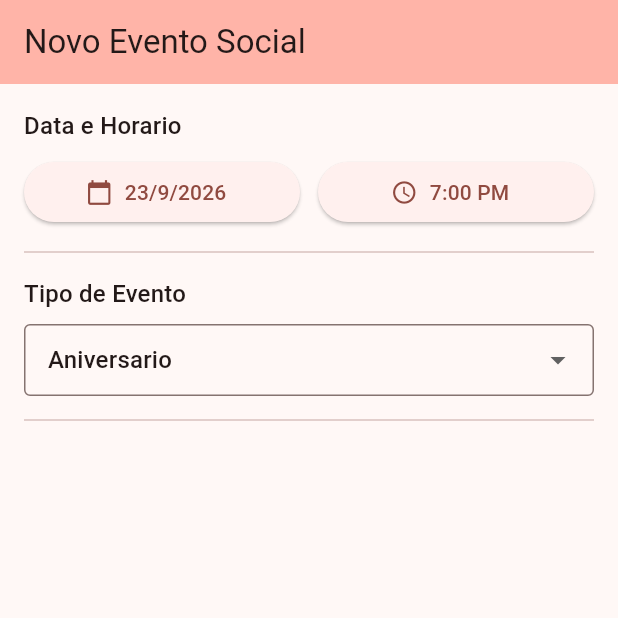
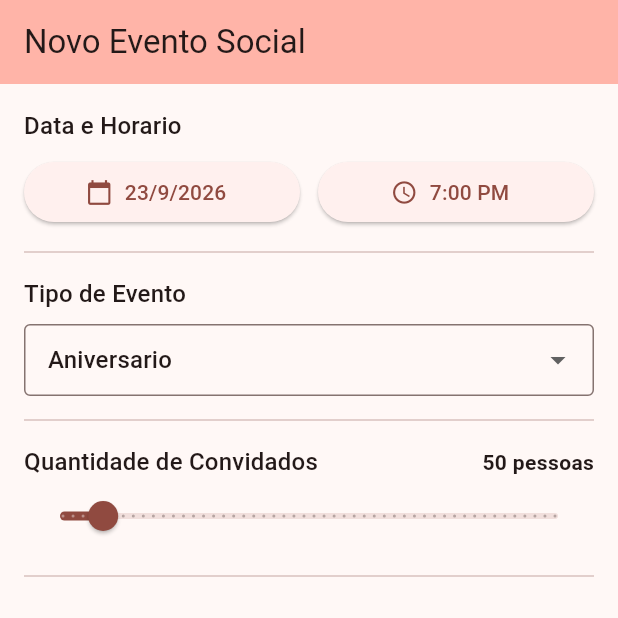
Before and after one commit to xjuuhhh/MaterialSelectionPack, a Flutter app: the screen it shows after launch, on a phone screen of 412 x 824 dp, the top half of it. Run offline on Flutter 3.47's test engine with Material 3 defaults, Android fonts, the phone set to English and light mode, and no system bars.

Commit message:
Implementado Slider em quantidade de convidados

```diff
--- a/lib/main.dart
+++ b/lib/main.dart
@@ -13,7 +13,9 @@
       title: "Agendamento de Evento",
       debugShowCheckedModeBanner: false,
       theme: ThemeData(
-        colorScheme: ColorScheme.fromSeed(seedColor: const Color.fromARGB(255, 252, 7, 7)),
+        colorScheme: ColorScheme.fromSeed(
+          seedColor: const Color.fromARGB(255, 252, 7, 7),
+        ),
         useMaterial3: true,
       ),
       // Aponta Home para Classe AgendamentoEventoTela
@@ -29,23 +31,23 @@
   State<AgendamentoEventoTela> createState() => _AgendamentoEventoTelaState();
 }
 
-
 class _AgendamentoEventoTelaState extends State<AgendamentoEventoTela> {
   //--- 1. Valores Padrão (para reset) ---
   static final DateTime _dataPadrao = DateTime.now();
-  static const TimeOfDay _horarioPadrao = TimeOfDay(hour: 19, minute:0);
+  static const TimeOfDay _horarioPadrao = TimeOfDay(hour: 19, minute: 0);
   static const String _tipoPadrao = 'Aniversario';
+  static const double _convidadosPadrao = 50.0;
 
   // ---2.Variaveis de Estado ---
   late DateTime _dataSelecionada;
   late TimeOfDay _horarioSelecionado;
   late String _tipoEventoSelecionado;
+  late double _quantidadeConvidados;
 
   @override
   void initState() {
     super.initState();
     _resetarValores();
-
   }
 
   void _resetarValores() {
@@ -53,7 +55,7 @@
       _dataSelecionada = _dataPadrao;
       _horarioSelecionado = _horarioPadrao;
       _tipoEventoSelecionado = _tipoPadrao;
-
+      _quantidadeConvidados = _convidadosPadrao;
     });
     print('[DEBUG] Formulario resetado para os valores padrao.');
   }
@@ -63,7 +65,7 @@
     print('        RESUMO DO AGENDAMENTO        ');
     print('=====================================');
     print(
-      'Data: ${_dataSelecionada.day}/${_dataSelecionada.month}/${_dataSelecionada.year}'
+      'Data: ${_dataSelecionada.day}/${_dataSelecionada.month}/${_dataSelecionada.year}',
     );
     print('Horário: ${_horarioSelecionado.format(context)}');
     print('Tipo de evento: $_tipoEventoSelecionado');
@@ -73,12 +75,11 @@
       const SnackBar(
         content: Text('Evento salvo com sucesso! Veja os logs no console.'),
       ),
-
     );
   }
 
   //---Funções Auxiliares para Pickers ---
-  Future<void> _selecionarData(BuildContext context) async{
+  Future<void> _selecionarData(BuildContext context) async {
     final DateTime? data = await showDatePicker(
       context: context,
       initialDate: _dataSelecionada,
@@ -93,7 +94,7 @@
     }
   }
 
-  Future<void> _selecionarHorario (BuildContext context) async{
+  Future<void> _selecionarHorario(BuildContext context) async {
     final TimeOfDay? horario = await showTimePicker(
       context: context,
       initialTime: _horarioSelecionado,
@@ -103,7 +104,7 @@
         _horarioSelecionado = horario;
       });
       print(
-          '[DEBUG - TimePicker] Horário selecionado: ${horario.format(context)}'
+        '[DEBUG - TimePicker] Horário selecionado: ${horario.format(context)}',
       );
     }
   }
@@ -117,7 +118,7 @@
       ),
       body: SingleChildScrollView(
         padding: const EdgeInsets.all(16.0),
-        child:Column(
+        child: Column(
           crossAxisAlignment: CrossAxisAlignment.start,
           children: [
             // --- 1. DatePicker & 2. TimePicker ---
@@ -140,14 +141,14 @@
                 const SizedBox(width: 12),
                 Expanded(
                   child: ElevatedButton.icon(
-                    icon:const Icon(Icons.access_time),
+                    icon: const Icon(Icons.access_time),
                     label: Text(_horarioSelecionado.format(context)),
                     onPressed: () => _selecionarHorario(context),
                   ),
                 ),
               ],
             ),
-              const Divider(height:32),
+            const Divider(height: 32),
 
             // --- 3. Menu (DropdownButton)
             Text(
@@ -162,10 +163,11 @@
                 contentPadding: EdgeInsets.symmetric(
                   horizontal: 12,
                   vertical: 8,
-                  )
                 ),
-                items: ['Aniversario', 'Casamento', 'Corporativo', 'Outro'].map(
-                  (tipo) => DropdownMenuItem(value:tipo,child: Text(tipo)),
+              ),
+              items: ['Aniversario', 'Casamento', 'Corporativo', 'Outro']
+                  .map(
+                    (tipo) => DropdownMenuItem(value: tipo, child: Text(tipo)),
                   )
                   .toList(),
               onChanged: (novoValor) {
@@ -177,11 +179,42 @@
                     '[DEBUG - Menu] Tipo de evento selecionado: $novoValor',
                   );
                 }
-              }
+              },
             ),
-              const Divider(height:32),
+            const Divider(height: 32),
+
+            // --- 4. Slider ---
+            Row(
+              mainAxisAlignment: MainAxisAlignment.spaceBetween,
+              children: [
+                Text(
+                  'Quantidade de Convidados',
+                  style: Theme.of(context).textTheme.titleMedium,
+                ), // Text
+                Text(
+                  '${_quantidadeConvidados.round()} pessoas',
+                  style: const TextStyle(fontWeight: FontWeight.bold),
+                ),
               ],
-        )
+            ),
+            Slider(
+              value: _quantidadeConvidados,
+              min: 10,
+              max: 500,
+              divisions: 49,
+              label: _quantidadeConvidados.round().toString(),
+              onChanged: (novoValor) {
+                setState(() {
+                  _quantidadeConvidados = novoValor;
+                });
+                print(
+                  '[DEBUG - Slider] Quantidade de convidados: ${novoValor.round()}',
+                );
+              },
+            ),
+            const Divider(height: 32),
+          ],
+        ),
       ),
     );
   }
```
Lines whose indentation alone changed are shown as unchanged.
